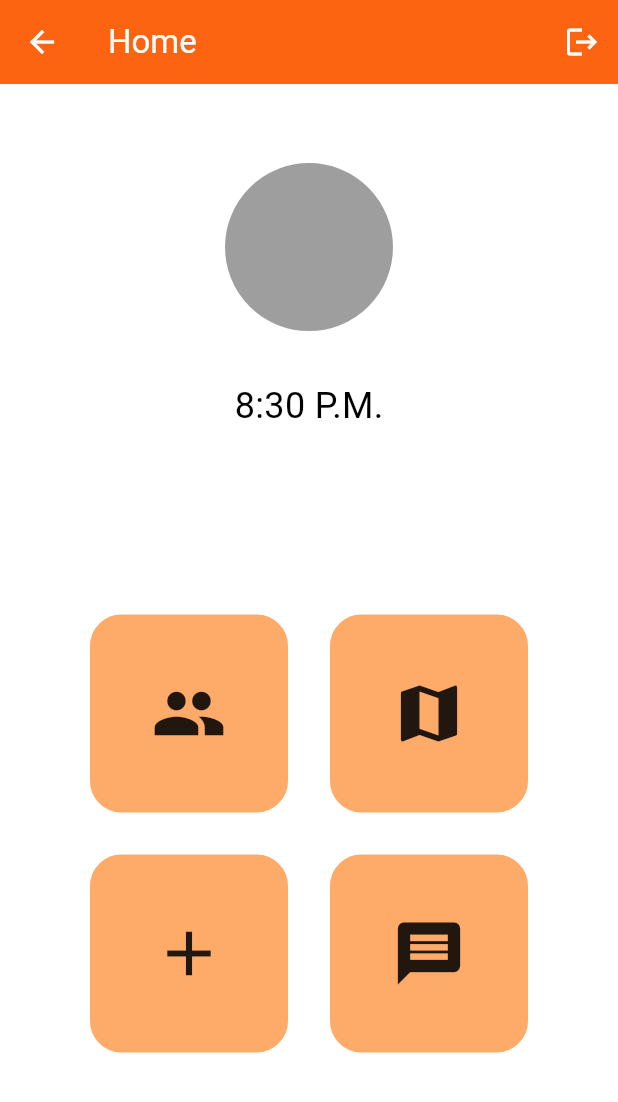
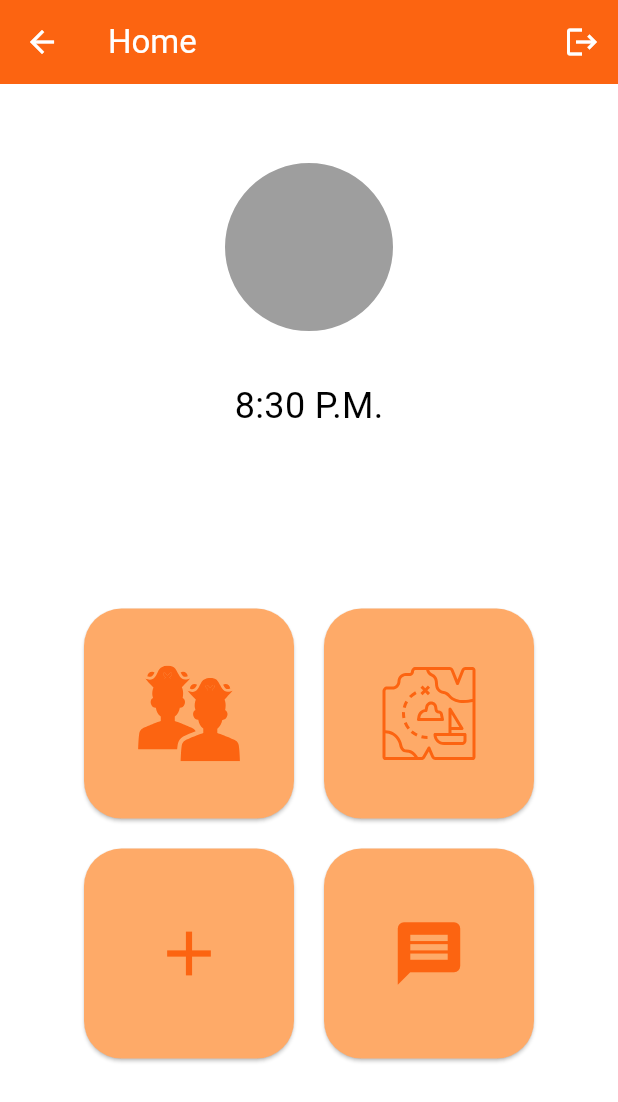
Before and after one commit to LeoLizc/f_parche, a Flutter app: the HomePage screen opened by its route, on a phone screen of 412 x 824 dp. Shown: the top 1102 px of the screen. Run offline on Flutter 3.47's test engine with Material 2 defaults, Android fonts, the phone set to English and light mode, and no system bars; our stand-ins replace flex_color_scheme, flutter_svg, get, loggy.

Commit message:
Add buttons with icons and functionality to home page

```diff
--- a/lib/ui/pages/home.dart
+++ b/lib/ui/pages/home.dart
@@ -1,5 +1,6 @@
 import 'package:f_parche/navigation.dart';
 import 'package:flutter/material.dart';
+import 'package:flutter_svg/svg.dart';
 import 'package:get/get.dart';
 
 class HomePage extends StatelessWidget {
@@ -54,19 +55,30 @@ class HomePage extends StatelessWidget {
               children: [
                 Flexible(
                   flex: 0,
-                  child: InkWell(
-                    onTap: () {
-                      Get.toNamed(Routes.login);
-                    },
                   child: Container(
                     width: 140.0,
                     height: 140.0,
-                      decoration: BoxDecoration(
-                        color: Color(0xFFFEAA68),
-                        border: Border.all(color: Colors.white, width: 4.0),
+                    child: ElevatedButton(
+                      onPressed: () {
+                        ScaffoldMessenger.of(context).showSnackBar(
+                          const SnackBar(
+                            content: Text('A la lista de amigos'),
+                          ),
+                        );
+                      },
+                      style: ElevatedButton.styleFrom(
+                        backgroundColor: Color(0xFFFEAA68),
+                        shape: RoundedRectangleBorder(
                           borderRadius: BorderRadius.circular(25.0),
                         ),
-                      child: const Icon(size: 50.0, Icons.people),
+                      ),
+                      child: SvgPicture.asset(
+                        'assets/icons/friends.svg',
+                        colorFilter: ColorFilter.mode(
+                          Theme.of(context).colorScheme.primary,
+                          BlendMode.srcIn,
+                        ),
+                      ),
                     ),
                   ),
                 ),
@@ -76,12 +88,27 @@ class HomePage extends StatelessWidget {
                   child: Container(
                     width: 140.0,
                     height: 140.0,
-                    decoration: BoxDecoration(
-                      color: Color(0xFFFEAA68),
-                      border: Border.all(color: Colors.white, width: 4.0),
+                    child: ElevatedButton(
+                        onPressed: () {
+                          ScaffoldMessenger.of(context).showSnackBar(
+                            const SnackBar(
+                              content: Text('Al mapa'),
+                            ),
+                          );
+                        },
+                        style: ElevatedButton.styleFrom(
+                          backgroundColor: Color(0xFFFEAA68),
+                          shape: RoundedRectangleBorder(
                             borderRadius: BorderRadius.circular(25.0),
                           ),
-                    child: const Icon(size: 50.0, Icons.map),
+                        ),
+                        child: SvgPicture.asset(
+                          'assets/icons/map.svg',
+                          colorFilter: ColorFilter.mode(
+                            Theme.of(context).colorScheme.primary,
+                            BlendMode.srcIn,
+                          ),
+                        )),
                   ),
                 ),
               ],
@@ -101,12 +128,22 @@ class HomePage extends StatelessWidget {
                   child: Container(
                     width: 140.0,
                     height: 140.0,
-                    decoration: BoxDecoration(
-                      color: Color(0xFFFEAA68),
-                      border: Border.all(color: Colors.white, width: 4.0),
+                    child: ElevatedButton(
+                      onPressed: () {
+                        ScaffoldMessenger.of(context).showSnackBar(
+                          const SnackBar(
+                            content: Text('Agregar amigos'),
+                          ),
+                        );
+                      },
+                      style: ElevatedButton.styleFrom(
+                        backgroundColor: Color(0xFFFEAA68),
+                        shape: RoundedRectangleBorder(
                           borderRadius: BorderRadius.circular(25.0),
                         ),
+                      ),
                       child: const Icon(size: 50.0, Icons.add),
+                    ),
                   ),
                 ),
                 SizedBox(width: 20.0),
@@ -115,12 +152,22 @@ class HomePage extends StatelessWidget {
                   child: Container(
                     width: 140.0,
                     height: 140.0,
-                    decoration: BoxDecoration(
-                      color: Color(0xFFFEAA68),
-                      border: Border.all(color: Colors.white, width: 4.0),
+                    child: ElevatedButton(
+                      onPressed: () {
+                        ScaffoldMessenger.of(context).showSnackBar(
+                          const SnackBar(
+                            content: Text('A los mensajes'),
+                          ),
+                        );
+                      },
+                      style: ElevatedButton.styleFrom(
+                        backgroundColor: Color(0xFFFEAA68),
+                        shape: RoundedRectangleBorder(
                           borderRadius: BorderRadius.circular(25.0),
                         ),
+                      ),
                       child: const Icon(size: 50.0, Icons.message),
+                    ),
                   ),
                 ),
               ],
```
Also changed, not shown: assets/icons/friends.svg (added), assets/icons/map.svg (added). Lines whose indentation alone changed are shown as unchanged.
